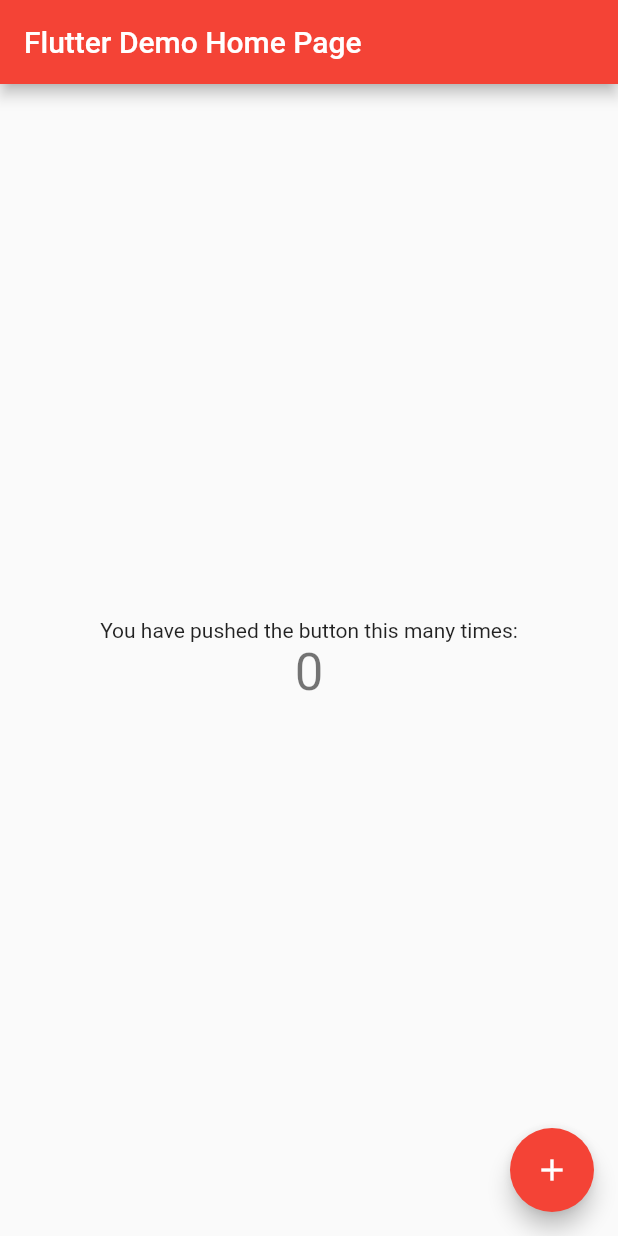
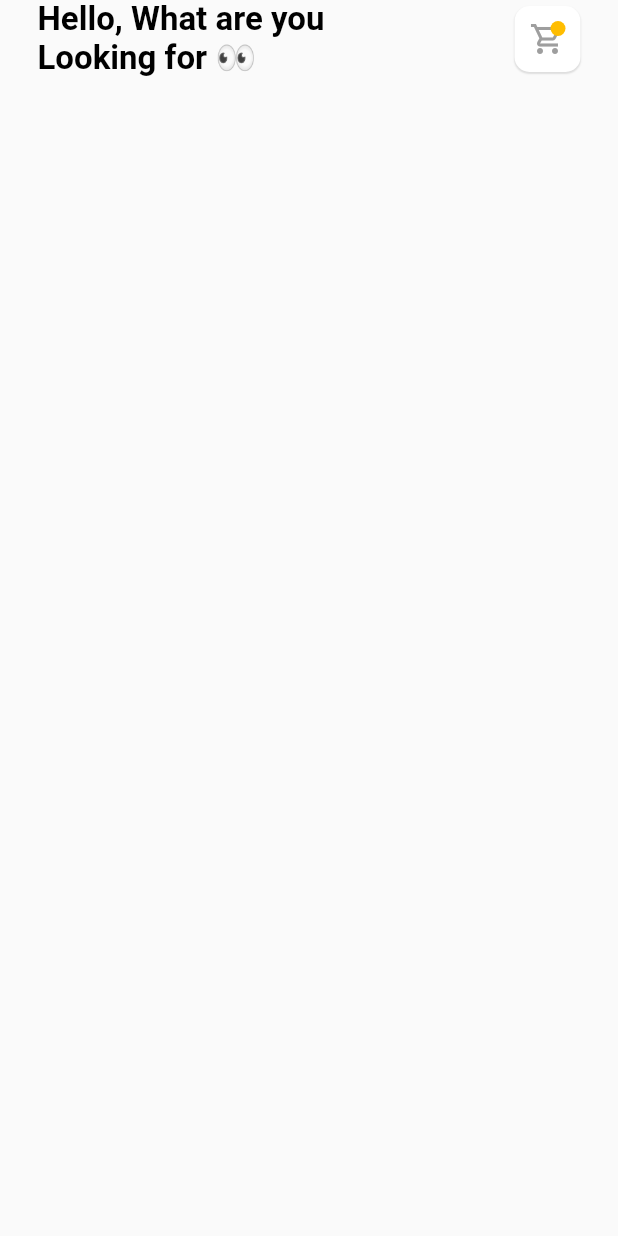
Before and after one commit to silthice/ecomm_cloths, a Flutter app: the screen it shows after launch, on a phone screen of 412 x 824 dp. Run offline on Flutter 3.47's test engine with Material 2 defaults, Android fonts, the phone set to English and light mode, and no system bars.

Commit message:
-created custom app bar

```diff
--- a/lib/main.dart
+++ b/lib/main.dart
@@ -1,3 +1,4 @@
+import 'package:ecomm_cloths/screens/home/home.dart';
 import 'package:flutter/material.dart';
 
 void main() {
@@ -14,103 +15,12 @@
       debugShowCheckedModeBanner: false,
       title: 'Flutter Demo',
       theme: ThemeData(
-        // This is the theme of your application.
-        //
-        // Try running your application with "flutter run". You'll see the
-        // application has a blue toolbar. Then, without quitting the app, try
-        // changing the primarySwatch below to Colors.green and then invoke
-        // "hot reload" (press "r" in the console where you ran "flutter run",
-        // or simply save your changes to "hot reload" in a Flutter IDE).
-        // Notice that the counter didn't reset back to zero; the application
-        // is not restarted.
-        primarySwatch: Colors.red,
+        backgroundColor: Color(0xFFFAFAFA),
+        primaryColor: Color(0xFFFFBD00),
+        accentColor: Color(0xFFFFEBC7),
+
       ),
-      home: const MyHomePage(title: 'Flutter Demo Home Page'),
+      home: HomePage(),
     );
   }
 }
-
-class MyHomePage extends StatefulWidget {
-  const MyHomePage({super.key, required this.title});
-
-  // This widget is the home page of your application. It is stateful, meaning
-  // that it has a State object (defined below) that contains fields that affect
-  // how it looks.
-
-  // This class is the configuration for the state. It holds the values (in this
-  // case the title) provided by the parent (in this case the App widget) and
-  // used by the build method of the State. Fields in a Widget subclass are
-  // always marked "final".
-
-  final String title;
-
-  @override
-  State<MyHomePage> createState() => _MyHomePageState();
-}
-
-class _MyHomePageState extends State<MyHomePage> {
-  int _counter = 0;
-
-  void _incrementCounter() {
-    setState(() {
-      // This call to setState tells the Flutter framework that something has
-      // changed in this State, which causes it to rerun the build method below
-      // so that the display can reflect the updated values. If we changed
-      // _counter without calling setState(), then the build method would not be
-      // called again, and so nothing would appear to happen.
-      _counter++;
-    });
-  }
-
-  @override
-  Widget build(BuildContext context) {
-    // This method is rerun every time setState is called, for instance as done
-    // by the _incrementCounter method above.
-    //
-    // The Flutter framework has been optimized to make rerunning build methods
-    // fast, so that you can just rebuild anything that needs updating rather
-    // than having to individually change instances of widgets.
-    return Scaffold(
-      appBar: AppBar(
-        // Here we take the value from the MyHomePage object that was created by
-        // the App.build method, and use it to set our appbar title.
-        title: Text(widget.title),
-      ),
-      body: Center(
-        // Center is a layout widget. It takes a single child and positions it
-        // in the middle of the parent.
-        child: Column(
-          // Column is also a layout widget. It takes a list of children and
-          // arranges them vertically. By default, it sizes itself to fit its
-          // children horizontally, and tries to be as tall as its parent.
-          //
-          // Invoke "debug painting" (press "p" in the console, choose the
-          // "Toggle Debug Paint" action from the Flutter Inspector in Android
-          // Studio, or the "Toggle Debug Paint" command in Visual Studio Code)
-          // to see the wireframe for each widget.
-          //
-          // Column has various properties to control how it sizes itself and
-          // how it positions its children. Here we use mainAxisAlignment to
-          // center the children vertically; the main axis here is the vertical
-          // axis because Columns are vertical (the cross axis would be
-          // horizontal).
-          mainAxisAlignment: MainAxisAlignment.center,
-          children: <Widget>[
-            const Text(
-              'You have pushed the button this many times:',
-            ),
-            Text(
-              '$_counter',
-              style: Theme.of(context).textTheme.headline4,
-            ),
-          ],
-        ),
-      ),
-      floatingActionButton: FloatingActionButton(
-        onPressed: _incrementCounter,
-        tooltip: 'Increment',
-        child: const Icon(Icons.add),
-      ), // This trailing comma makes auto-formatting nicer for build methods.
-    );
-  }
-}
--- /dev/null
+++ b/lib/screens/home/home.dart
@@ -0,0 +1,19 @@
+import 'package:ecomm_cloths/screens/home/widget/custom_app_bar.dart';
+import 'package:flutter/material.dart';
+import 'package:flutter/src/widgets/container.dart';
+import 'package:flutter/src/widgets/framework.dart';
+
+class HomePage extends StatelessWidget {
+  const HomePage({super.key});
+
+  @override
+  Widget build(BuildContext context) {
+    return Scaffold(
+        backgroundColor: Theme.of(context).backgroundColor,
+        body: SingleChildScrollView(
+          child: Column(
+              crossAxisAlignment: CrossAxisAlignment.start,
+              children: [CustomAppBar()]),
+        ));
+  }
+}
--- /dev/null
+++ b/lib/screens/home/widget/custom_app_bar.dart
@@ -0,0 +1,65 @@
+import 'package:flutter/material.dart';
+import 'package:flutter/src/widgets/container.dart';
+import 'package:flutter/src/widgets/framework.dart';
+
+class CustomAppBar extends StatelessWidget {
+  @override
+  Widget build(BuildContext context) {
+    return Container(
+      padding: EdgeInsets.only(
+          top: MediaQuery.of(context).padding.top, left: 25, right: 25),
+      child: Row(
+        mainAxisAlignment: MainAxisAlignment.spaceBetween,
+        children: [
+          Row(
+            children: [
+              RichText(
+                  text: TextSpan(children: [
+                TextSpan(
+                    text: "Hello, What are you\nLooking for ",
+                    style: TextStyle(
+                        color: Colors.black,
+                        fontSize: 22,
+                        fontWeight: FontWeight.bold)),
+                TextSpan(
+                    text: "👀",
+                    style: TextStyle(
+                        color: Colors.black,
+                        fontSize: 22,
+                        fontWeight: FontWeight.bold))
+              ]))
+            ],
+          ),
+          Stack(
+            children: [
+              Container(
+                padding: EdgeInsets.all(10),
+                decoration: BoxDecoration(
+                    color: Colors.white,
+                    borderRadius: BorderRadius.circular(10),
+                    boxShadow: [
+                      BoxShadow(
+                          color: Colors.grey.withOpacity(0.3),
+                          spreadRadius: 0.1,
+                          blurRadius: 0.1,
+                          offset: Offset(0, 1))
+                    ]),
+                child: Icon(Icons.shopping_cart_outlined, color: Colors.grey),
+              ),
+              Positioned(
+                  right: 10,
+                  top: 10,
+                  child: Container(
+                    width: 10,
+                    height: 10,
+                    decoration: BoxDecoration(
+                        color: Theme.of(context).primaryColor,
+                        shape: BoxShape.circle),
+                  ))
+            ],
+          )
+        ],
+      ),
+    );
+  }
+}
```
